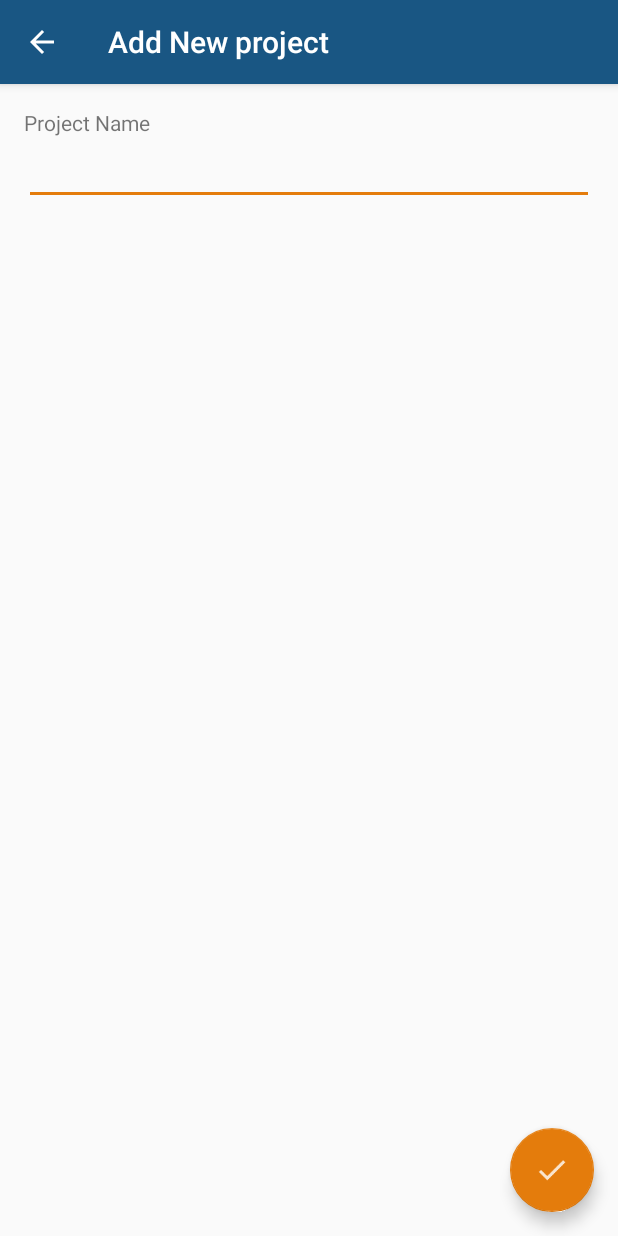
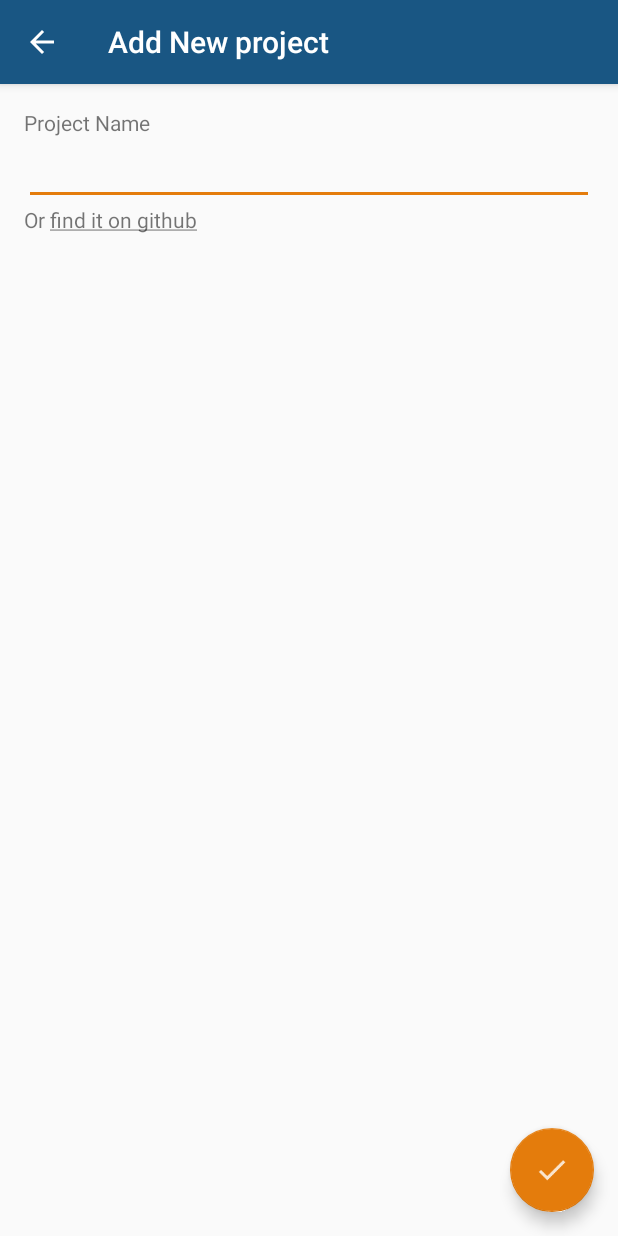
Before and after one commit to vschettino/KeepIt, an Android app: the ProjectCreateActivity screen opened directly, with no data from a screen before it, on a phone screen of 412 x 824 dp. Run offline under Robolectric (Android 15) with nearby library versions, the phone set to English and light mode, and no system bars; our stand-ins replace Firebase (no records; nobody signed in at launch, a user with empty details on screens opened directly), Volley.

Commit message:
Githubsearch

```diff
--- a/app/build.gradle
+++ b/app/build.gradle
@@ -54,4 +54,6 @@ dependencies {
     apt 'com.jakewharton:butterknife-compiler:8.4.0'
     apt 'com.google.dagger:dagger-compiler:2.7'
     compile 'com.google.android.gms:play-services-appindexing:9.0.0'
+    compile 'com.android.volley:volley:1.0.0'
+    compile group: 'com.google.code.gson', name: 'gson', version: '2.8.0'
 }
--- a/app/src/main/AndroidManifest.xml
+++ b/app/src/main/AndroidManifest.xml
@@ -6,6 +6,7 @@
     <uses-permission android:name="android.permission.GET_ACCOUNTS" />
     <uses-permission android:name="android.permission.READ_PROFILE" />
     <uses-permission android:name="android.permission.READ_CONTACTS" />
+    <uses-permission android:name="android.permission.INTERNET" />
 
     <application
         android:allowBackup="true"
--- a/app/src/main/res/layout/content_project_create.xml
+++ b/app/src/main/res/layout/content_project_create.xml
@@ -28,13 +28,20 @@
             android:id="@+id/txtProject"
             android:layout_width="match_parent"
             android:layout_height="wrap_content"
-            android:text="Project Name" />
+            android:text="@string/project_name" />
 
         <EditText
             android:id="@+id/edtProject"
             android:layout_width="match_parent"
             android:layout_height="wrap_content" />
 
+        <TextView
+            android:id="@+id/gitHubSearch"
+            android:layout_width="match_parent"
+            android:layout_height="wrap_content"
+            android:paddingBottom="25dp"
+            android:text="@string/githubsearchtext" />
+
     </LinearLayout>
 
 
--- a/app/src/main/res/values/strings.xml
+++ b/app/src/main/res/values/strings.xml
@@ -24,4 +24,6 @@
     <string name="label_task_name">Task Name</string>
     <string name="choose_the_color">Choose the color (tap to change)</string>
     <string name="server_auth_id">214047367889-2dhd358jjm7l3kgsigu50ls06nsmm0om.apps.googleusercontent.com</string>
+    <string name="githubsearchtext">Or <u>find it on github</u></string>
+    <string name="project_name">Project Name</string>
 </resources>
```
Also changed, not shown: app/src/main/java/com/rockinghorse/keepit/models/GitHubProjects.java (added, +14 -0 lines), app/src/main/java/com/rockinghorse/keepit/views/ProjectCreateActivity.java (+109 -2 lines).
